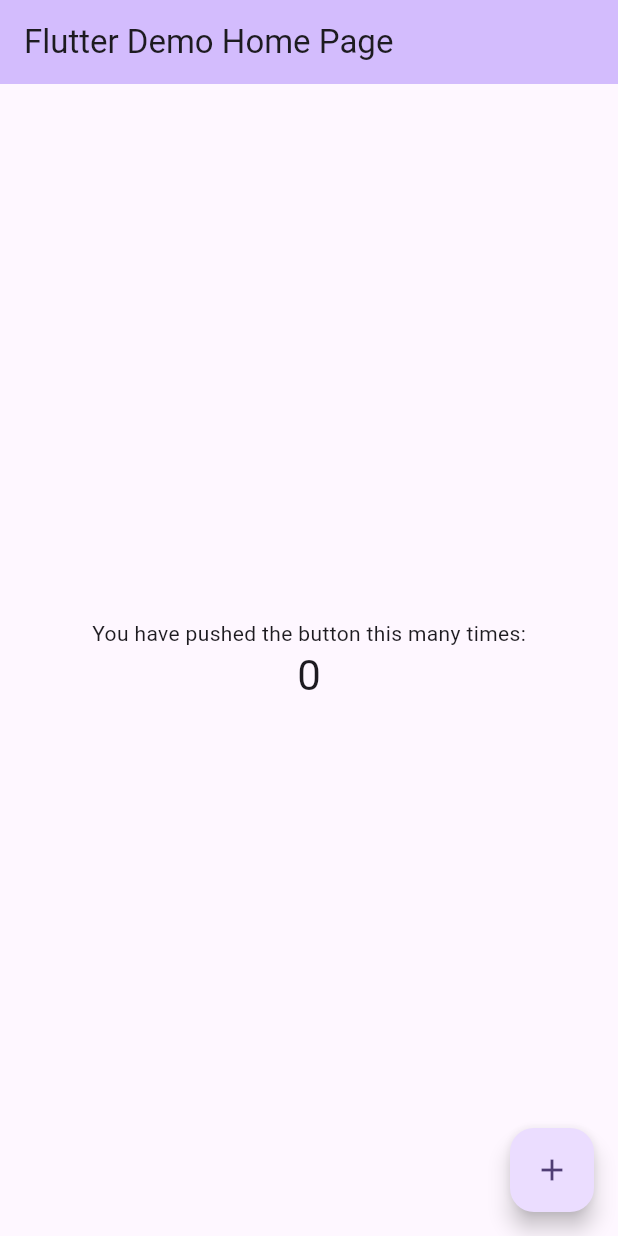
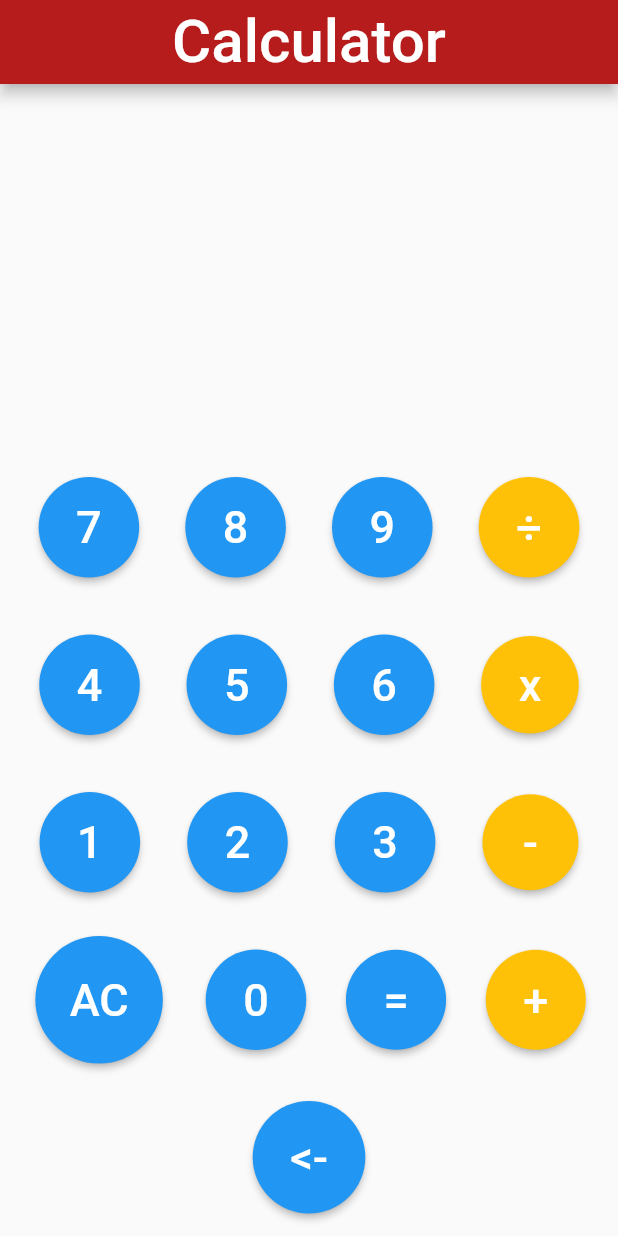
Before and after one commit to nanu1605/flutter_calculator, a Flutter app: the screen it shows after launch, on a phone screen of 412 x 824 dp. Run offline on Flutter 3.47's test engine with Material 2 defaults, Android fonts, the phone set to English and light mode, and no system bars; Roboto replaces fonts that are missing (Raleway).

Commit message:
added the calculator code

```diff
--- /dev/null
+++ b/lib/buttons.dart
@@ -0,0 +1,25 @@
+import 'package:flutter/material.dart';
+
+mixin button {
+  static Widget buildButton(
+      String buttonText, Function() onPressed, Color color) {
+    return Container(
+      margin: const EdgeInsets.fromLTRB(5, 10, 5, 10),
+      child: ElevatedButton(
+        onPressed: onPressed,
+        style: ElevatedButton.styleFrom(
+          shape: const CircleBorder(),
+          backgroundColor: color,
+          padding: const EdgeInsets.all(25),
+        ),
+        child: Text(
+          buttonText,
+          style: const TextStyle(
+            fontFamily: 'Raleway',
+            fontSize: 30,
+          ),
+        ),
+      ),
+    );
+  }
+}
--- a/lib/main.dart
+++ b/lib/main.dart
@@ -1,125 +1,174 @@
 import 'package:flutter/material.dart';
+import 'package:flutter_calculator/buttons.dart';
 
 void main() {
-  runApp(const MyApp());
-}
-
-class MyApp extends StatelessWidget {
-  const MyApp({super.key});
-
-  // This widget is the root of your application.
-  @override
-  Widget build(BuildContext context) {
-    return MaterialApp(
-      title: 'Flutter Demo',
-      theme: ThemeData(
-        // This is the theme of your application.
-        //
-        // TRY THIS: Try running your application with "flutter run". You'll see
-        // the application has a blue toolbar. Then, without quitting the app,
-        // try changing the seedColor in the colorScheme below to Colors.green
-        // and then invoke "hot reload" (save your changes or press the "hot
-        // reload" button in a Flutter-supported IDE, or press "r" if you used
-        // the command line to start the app).
-        //
-        // Notice that the counter didn't reset back to zero; the application
-        // state is not lost during the reload. To reset the state, use hot
-        // restart instead.
-        //
-        // This works for code too, not just values: Most code changes can be
-        // tested with just a hot reload.
-        colorScheme: ColorScheme.fromSeed(seedColor: Colors.deepPurple),
-        useMaterial3: true,
-      ),
-      home: const MyHomePage(title: 'Flutter Demo Home Page'),
-    );
-  }
+  runApp(const MaterialApp(
+    home: MyHomePage(),
+  ));
 }
 
 class MyHomePage extends StatefulWidget {
-  const MyHomePage({super.key, required this.title});
-
-  // This widget is the home page of your application. It is stateful, meaning
-  // that it has a State object (defined below) that contains fields that affect
-  // how it looks.
-
-  // This class is the configuration for the state. It holds the values (in this
-  // case the title) provided by the parent (in this case the App widget) and
-  // used by the build method of the State. Fields in a Widget subclass are
-  // always marked "final".
-
-  final String title;
+  const MyHomePage({Key? key}) : super(key: key);
 
   @override
   State<MyHomePage> createState() => _MyHomePageState();
 }
 
 class _MyHomePageState extends State<MyHomePage> {
-  int _counter = 0;
+  late int firstnum;
+  late int secondnum;
+  late String res = '';
+  late String texttodisplay = '';
+  late String operation = '';
+  late String history = '';
 
-  void _incrementCounter() {
+  void buttonclick(String buttonvalue){
+    if(buttonvalue=='AC'){
+      firstnum=0;
+      secondnum=0;
+      res='';
+      texttodisplay='';
+      history='';
+    }
+    else if(buttonvalue=='back'){
+      res=texttodisplay.substring(0,texttodisplay.length-1);
+    }
+    else if(buttonvalue=='+'|| buttonvalue=='-' || buttonvalue=='*' || buttonvalue=='/'){
+      firstnum=int.parse(texttodisplay);
+      res='';
+      operation=buttonvalue;
+      // res=firstnum.toString()+operation.toString();
+    }
+    else if(buttonvalue=='='){
+      secondnum=int.parse(texttodisplay);
+      if(operation=='+'){
+        res=(firstnum+secondnum).toString();
+        history=firstnum.toString()+operation.toString()+secondnum.toString();
+      }
+      if(operation=='-'){
+        res=(firstnum-secondnum).toString();
+        history=firstnum.toString()+operation.toString()+secondnum.toString();
+      }
+      if(operation=='*'){
+        res=(firstnum*secondnum).toString();
+        history=firstnum.toString()+operation.toString()+secondnum.toString();
+      }
+      if(operation=='/'){
+        res=(firstnum/secondnum).toString();
+        history=firstnum.toString()+operation.toString()+secondnum.toString();
+      }
+    }
+    else{
+      res=int.parse(texttodisplay+buttonvalue).toString();
+    }
     setState(() {
-      // This call to setState tells the Flutter framework that something has
-      // changed in this State, which causes it to rerun the build method below
-      // so that the display can reflect the updated values. If we changed
-      // _counter without calling setState(), then the build method would not be
-      // called again, and so nothing would appear to happen.
-      _counter++;
+      texttodisplay=res;
     });
   }
 
   @override
   Widget build(BuildContext context) {
-    // This method is rerun every time setState is called, for instance as done
-    // by the _incrementCounter method above.
-    //
-    // The Flutter framework has been optimized to make rerunning build methods
-    // fast, so that you can just rebuild anything that needs updating rather
-    // than having to individually change instances of widgets.
     return Scaffold(
       appBar: AppBar(
-        // TRY THIS: Try changing the color here to a specific color (to
-        // Colors.amber, perhaps?) and trigger a hot reload to see the AppBar
-        // change color while the other colors stay the same.
-        backgroundColor: Theme.of(context).colorScheme.inversePrimary,
-        // Here we take the value from the MyHomePage object that was created by
-        // the App.build method, and use it to set our appbar title.
-        title: Text(widget.title),
+        title: const Text(
+          'Calculator',
+          style: TextStyle(fontFamily: 'Raleway', fontSize: 40),
+        ),
+        centerTitle: true,
+        backgroundColor: Colors.red[900],
       ),
-      body: Center(
-        // Center is a layout widget. It takes a single child and positions it
-        // in the middle of the parent.
+      body: Container(
         child: Column(
-          // Column is also a layout widget. It takes a list of children and
-          // arranges them vertically. By default, it sizes itself to fit its
-          // children horizontally, and tries to be as tall as its parent.
-          //
-          // Column has various properties to control how it sizes itself and
-          // how it positions its children. Here we use mainAxisAlignment to
-          // center the children vertically; the main axis here is the vertical
-          // axis because Columns are vertical (the cross axis would be
-          // horizontal).
-          //
-          // TRY THIS: Invoke "debug painting" (choose the "Toggle Debug Paint"
-          // action in the IDE, or press "p" in the console), to see the
-          // wireframe for each widget.
-          mainAxisAlignment: MainAxisAlignment.center,
+          mainAxisAlignment: MainAxisAlignment.end,
           children: <Widget>[
-            const Text(
-              'You have pushed the button this many times:',
+            Container(
+              padding: const EdgeInsets.only(right: 35),
+              alignment: const Alignment(1.0, 1.0),
+              child: Text(
+                history,
+                style: const TextStyle(fontSize: 24, color: Colors.black),
+              ),
             ),
-            Text(
-              '$_counter',
-              style: Theme.of(context).textTheme.headlineMedium,
+            Container(
+              padding: const EdgeInsets.all(25),
+              alignment: const Alignment(1.0, 1.0),
+              child: Text(
+                texttodisplay,
+                style: const TextStyle(fontSize: 48, color: Colors.black),
+              ),
             ),
+            Column(
+              mainAxisAlignment: MainAxisAlignment.spaceEvenly,
+              children: <Widget>[
+                Row(
+                  mainAxisAlignment: MainAxisAlignment.spaceEvenly,
+                  crossAxisAlignment: CrossAxisAlignment.start,
+                  children: <Widget>[
+                    button.buildButton(
+                        '7', () => buttonclick('7'), Colors.blue),
+                    button.buildButton(
+                        '8', () => buttonclick('8'), Colors.blue),
+                    button.buildButton(
+                        '9', () => buttonclick('9'), Colors.blue),
+                    button.buildButton(
+                        '÷', () => buttonclick('/'), Colors.amber),
+                  ],
+                ),
+                Row(
+                  mainAxisAlignment: MainAxisAlignment.spaceEvenly,
+                  crossAxisAlignment: CrossAxisAlignment.start,
+                  children: <Widget>[
+                    button.buildButton(
+                        '4', () => buttonclick('4'), Colors.blue),
+                    button.buildButton(
+                        '5', () => buttonclick('5'), Colors.blue),
+                    button.buildButton(
+                        '6', () => buttonclick('6'), Colors.blue),
+                    button.buildButton(
+                        'x', () => buttonclick('*'), Colors.amber),
+                  ],
+                ),
+                Row(
+                  mainAxisAlignment: MainAxisAlignment.spaceEvenly,
+                  crossAxisAlignment: CrossAxisAlignment.start,
+                  children: <Widget>[
+                    button.buildButton(
+                        '1', () => buttonclick('1'), Colors.blue),
+                    button.buildButton(
+                        '2', () => buttonclick('2'), Colors.blue),
+                    button.buildButton(
+                        '3', () => buttonclick('3'), Colors.blue),
+                    button.buildButton(
+                        '-', () => buttonclick('-'), Colors.amber),
+                  ],
+                ),
+                Row(
+                  mainAxisAlignment: MainAxisAlignment.spaceEvenly,
+                  crossAxisAlignment: CrossAxisAlignment.start,
+                  children: <Widget>[
+                    button.buildButton(
+                        'AC', () => buttonclick('AC'), Colors.blue),
+                    button.buildButton(
+                        '0', () => buttonclick('0'), Colors.blue),
+                    button.buildButton(
+                        '=', () => buttonclick('='), Colors.blue),
+                    button.buildButton(
+                        '+', () => buttonclick('+'), Colors.amber),
+                  ],
+                ),
+                Row(
+                  mainAxisAlignment: MainAxisAlignment.spaceEvenly,
+                  crossAxisAlignment: CrossAxisAlignment.start,
+                  children: <Widget>[
+                    button.buildButton(
+                        '<-', () => buttonclick('back'), Colors.blue),
+                  ],
+                ),
+              ],
+            )
           ],
         ),
       ),
-      floatingActionButton: FloatingActionButton(
-        onPressed: _incrementCounter,
-        tooltip: 'Increment',
-        child: const Icon(Icons.add),
-      ), // This trailing comma makes auto-formatting nicer for build methods.
     );
   }
 }
```
Also changed, not shown: 1 other file.
